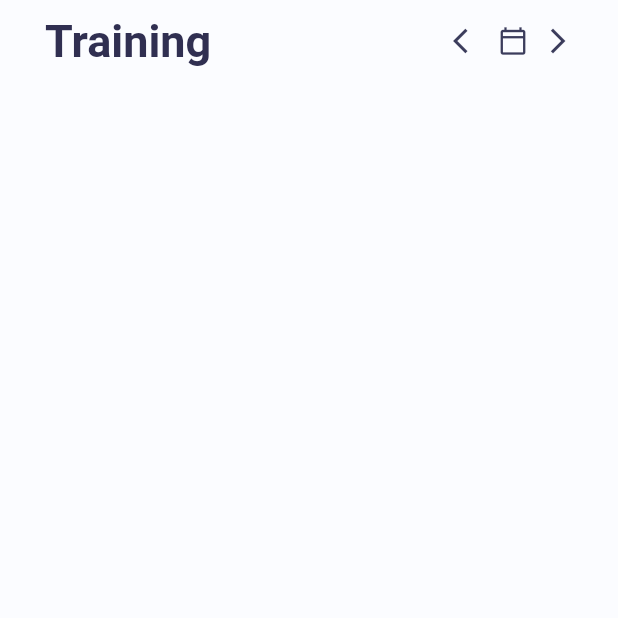
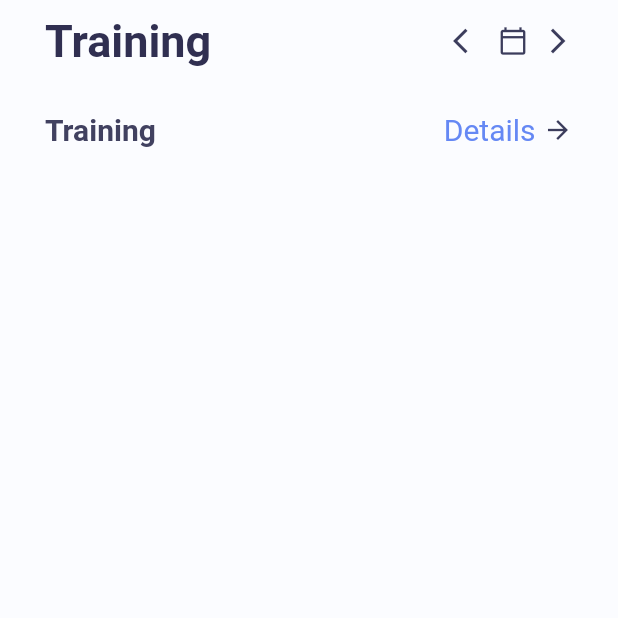
Before and after one commit to doanpt/flutter-learing, a Flutter app: the screen it shows after launch, on a phone screen of 412 x 824 dp, the top half of it. Run offline on Flutter 3.47's test engine with Material 2 defaults, Android fonts, the phone set to English and light mode, and no system bars.

Commit message:
Implement program bar

```diff
--- a/lib/home_page.dart
+++ b/lib/home_page.dart
@@ -55,6 +55,37 @@ class _HomePageState extends State<HomePage> {
               SizedBox(
                 height: 30,
               ),
+              Row(
+                children: [
+                  Text(
+                    "Training",
+                    style: TextStyle(
+                      fontSize: 20,
+                      color: AppColor.homePageSubtitle,
+                      fontWeight: FontWeight.w700,
+                    ),
+                  ),
+                  Spacer(),
+                  Text(
+                    "Details",
+                    style: TextStyle(
+                      fontSize: 20,
+                      color: AppColor.homePageDetail,
+                    ),
+                  ),
+                  SizedBox(
+                    width: 5,
+                  ),
+                  Icon(
+                    Icons.arrow_forward,
+                    size: 20,
+                    color: AppColor.homePageIcons,
+                  ),
+                ],
+              ),
+              SizedBox(
+                height: 20,
+              ),
             ],
           ),
         ),
```
